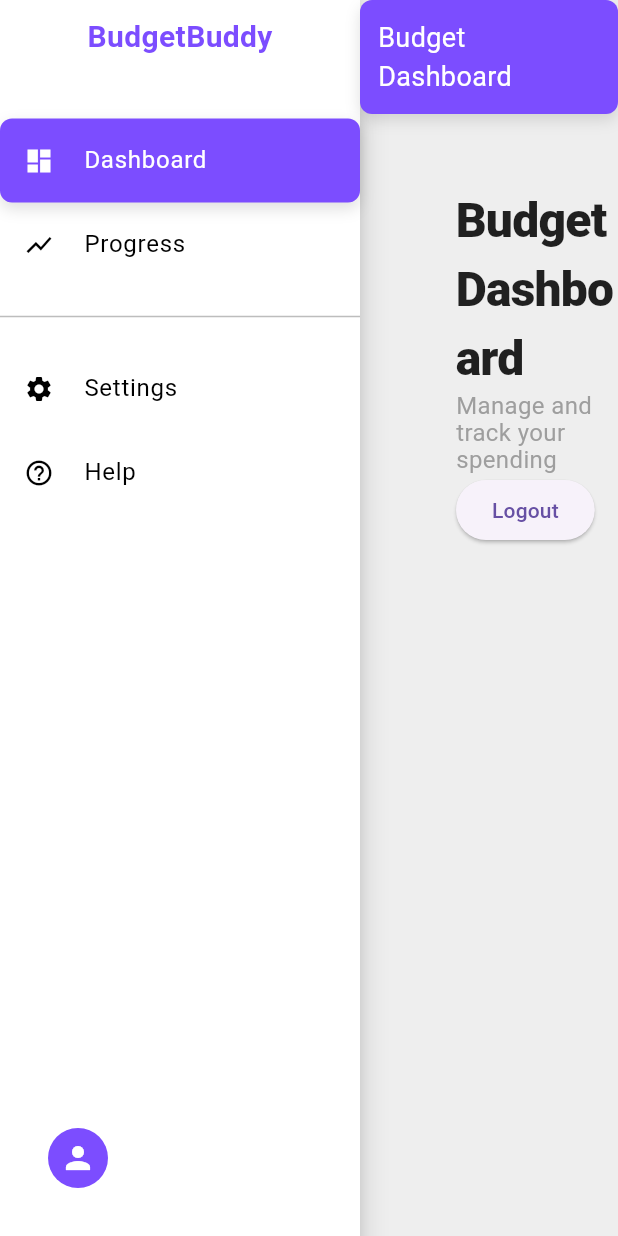
After one commit to QGarot/asd-budgetbuddy, a Flutter app: the HomeScreen screen opened by its route, on a phone screen of 412 x 824 dp. The commit adds this screen. Run offline on Flutter 3.47's test engine with Material 3 defaults, Android fonts, the phone set to English and light mode, and no system bars; our stand-ins replace cloud_firestore, firebase_auth, firebase_core, flutter_bloc; accounts and stored records are empty; statements that could not run were skipped.

Commit message:
Feature/dashboard navdrawer

```diff
--- a/lib/AppData/app_colors.dart
+++ b/lib/AppData/app_colors.dart
@@ -1,5 +1,6 @@
 import 'package:flutter/material.dart';
 
 class AppColors {
-  static const primaryColor = Colors.deepPurpleAccent;
+  static const Color primaryColor = Colors.deepPurpleAccent;
+  static Color primaryFaint = Colors.deepPurpleAccent.withAlpha(30);
 }
--- /dev/null
+++ b/lib/AppData/ui_constants.dart
@@ -0,0 +1,8 @@
+import 'package:flutter/material.dart';
+
+class UIConstants {
+  static const BorderRadius borderRadius = BorderRadius.all(Radius.circular(8));
+  static const List<BoxShadow> standardShadow = [
+    BoxShadow(color: Colors.black12, blurRadius: 8, offset: Offset(0, 4)),
+  ];
+}
--- /dev/null
+++ b/lib/Elements/sidebar.dart
@@ -0,0 +1,188 @@
+import 'package:budgetbuddy/AppData/app_colors.dart';
+import 'package:budgetbuddy/AppData/ui_constants.dart';
+import 'package:budgetbuddy/bloc/Data/data_bloc.dart';
+import 'package:budgetbuddy/bloc/Navigation/sidebar_cubit.dart';
+import 'package:flutter/material.dart';
+import 'package:flutter_bloc/flutter_bloc.dart';
+
+class Sidebar extends StatefulWidget {
+  const Sidebar({super.key});
+
+  @override
+  State<Sidebar> createState() => _SidebarState();
+}
+
+class _SidebarState extends State<Sidebar> {
+  bool _isUserHovered = false;
+
+  @override
+  Widget build(BuildContext context) {
+    final userData = context.watch<DataCubit>().state;
+
+    return Container(
+      width: 240,
+      color: Colors.white,
+      child: Column(
+        children: [
+          const SizedBox(height: 10),
+          Center(
+            child: InkWell(
+              onTap: () {
+                final cubit = context.read<SidebarCubit>();
+                final current = cubit.state;
+                cubit.selectPage(SidebarPage.dashboard);
+                if (current == SidebarPage.dashboard) {
+                  // Optional: trigger refresh logic  here
+                }
+              },
+              child: Text(
+                "BudgetBuddy",
+                style: TextStyle(
+                  fontWeight: FontWeight.bold,
+                  fontSize: 20,
+                  color: AppColors.primaryColor,
+                ),
+              ),
+            ),
+          ),
+          const SizedBox(height: 40),
+
+          const _SidebarItem(
+            icon: Icons.dashboard,
+            label: "Dashboard",
+            page: SidebarPage.dashboard,
+          ),
+          const _SidebarItem(
+            icon: Icons.show_chart,
+            label: "Progress",
+            page: SidebarPage.progress,
+          ),
+          const SizedBox(height: 12),
+          Divider(color: Colors.grey[400], thickness: 1),
+          const SizedBox(height: 12),
+          const _SidebarItem(
+            icon: Icons.settings,
+            label: "Settings",
+            page: SidebarPage.settings,
+          ),
+          const _SidebarItem(
+            icon: Icons.help_outline,
+            label: "Help",
+            page: SidebarPage.help,
+          ),
+
+          const Spacer(),
+
+          if (userData != null)
+            Padding(
+              padding: const EdgeInsets.all(16),
+              child: MouseRegion(
+                onEnter: (_) => setState(() => _isUserHovered = true),
+                onExit: (_) => setState(() => _isUserHovered = false),
+                child: Container(
+                  decoration: BoxDecoration(
+                    color:
+                        _isUserHovered
+                            ? AppColors.primaryFaint
+                            : Colors.transparent,
+                    borderRadius: UIConstants.borderRadius,
+                  ),
+                  padding: const EdgeInsets.all(16),
+                  child: Row(
+                    children: [
+                      const CircleAvatar(
+                        radius: 20,
+                        backgroundColor: AppColors.primaryColor,
+                        child: Icon(Icons.person, color: Colors.white),
+                      ),
+                      const SizedBox(width: 8),
+                      Expanded(
+                        child: Column(
+                          crossAxisAlignment: CrossAxisAlignment.start,
+                          children: [
+                            Text(
+                              userData.username,
+                              style: const TextStyle(
+                                fontWeight: FontWeight.bold,
+                              ),
+                              overflow: TextOverflow.ellipsis,
+                            ),
+                            Text(
+                              userData.email,
+                              style: TextStyle(
+                                fontSize: 12,
+                                color: Colors.grey[600],
+                              ),
+                              overflow: TextOverflow.ellipsis,
+                            ),
+                          ],
+                        ),
+                      ),
+                    ],
+                  ),
+                ),
+              ),
+            ),
+        ],
+      ),
+    );
+  }
+}
+
+class _SidebarItem extends StatefulWidget {
+  final IconData icon;
+  final String label;
+  final SidebarPage page;
+
+  const _SidebarItem({
+    required this.icon,
+    required this.label,
+    required this.page,
+  });
+
+  @override
+  State<_SidebarItem> createState() => _SidebarItemState();
+}
+
+class _SidebarItemState extends State<_SidebarItem> {
+  bool _isHovered = false;
+
+  @override
+  Widget build(BuildContext context) {
+    final current = context.watch<SidebarCubit>().state;
+    final isSelected = widget.page == current;
+
+    final bgColor =
+        isSelected
+            ? AppColors.primaryColor
+            : (_isHovered ? AppColors.primaryFaint : Colors.transparent);
+
+    final textColor = isSelected ? Colors.white : Colors.black;
+
+    return MouseRegion(
+      onEnter: (_) => setState(() => _isHovered = true),
+      onExit: (_) => setState(() => _isHovered = false),
+      child: Container(
+        decoration: BoxDecoration(
+          color: bgColor,
+          borderRadius: UIConstants.borderRadius,
+          boxShadow: isSelected ? UIConstants.standardShadow : null,
+        ),
+        child: ListTile(
+          leading: Icon(widget.icon, size: 20, color: textColor),
+          title: Text(widget.label, style: TextStyle(color: textColor)),
+          shape: RoundedRectangleBorder(borderRadius: UIConstants.borderRadius),
+          onTap: () {
+            final cubit = context.read<SidebarCubit>();
+            final current = cubit.state;
+            cubit.selectPage(widget.page);
+
+            if (current == widget.page) {
+              // Optional refresh logic
+            }
+          },
+        ),
+      ),
+    );
+  }
+}
--- a/lib/bloc/Auth/auth_bloc.dart
+++ b/lib/bloc/Auth/auth_bloc.dart
@@ -4,26 +4,32 @@ import 'package:firebase_auth/firebase_auth.dart';
 import 'package:flutter_bloc/flutter_bloc.dart';
 
 class AuthCubit extends Cubit<AuthUserData?> {
-  final FirebaseAuth _auth = FirebaseAuth.instance;
-  final FirebaseFirestore _firestore = FirebaseFirestore.instance;
+  final FirebaseAuth _auth;
+  final FirebaseFirestore _firestore;
   AuthUserData? _userAuth;
 
-  AuthCubit() : super(null) {
+  AuthCubit({FirebaseAuth? auth, FirebaseFirestore? firestore})
+      : _auth = auth ?? FirebaseAuth.instance,
+        _firestore = firestore ?? FirebaseFirestore.instance,
+        super(null) {
     _checkUser();
   }
 
   Future<void> _checkUser() async {
     final user = _auth.currentUser;
     if (user != null) {
-      _userAuth = AuthUserData(uid: user.uid, email: user.email);
-
-      emit(_userAuth);
+      await _updateUser(user);
     }
   }
 
-  void _updateUser(User? user) {
+  Future<void> _updateUser(User? user) async {
     if (user != null) {
-      _userAuth = AuthUserData(uid: user.uid, email: user.email);
+
+      _userAuth = AuthUserData(
+        uid: user.uid,
+        email: user.email,
+      );
+
       emit(_userAuth);
     }
   }
@@ -46,7 +52,7 @@ class AuthCubit extends Cubit<AuthUserData?> {
         });
       }
 
-      _updateUser(user);
+      await _updateUser(user);
     } catch (e) {
       print("Sign Up Error: $e");
     }
@@ -59,7 +65,7 @@ class AuthCubit extends Cubit<AuthUserData?> {
             email: userLoginInfo.email,
             password: userLoginInfo.password,
           );
-      _updateUser(userCredential.user);
+      await _updateUser(userCredential.user);
     } catch (e) {
       print("Login Error: $e");
     }
--- a/lib/bloc/Data/data_bloc.dart
+++ b/lib/bloc/Data/data_bloc.dart
@@ -6,15 +6,20 @@ import 'package:firebase_auth/firebase_auth.dart';
 import 'package:flutter_bloc/flutter_bloc.dart';
 
 class DataCubit extends Cubit<AllUserData?> {
-  final FirebaseAuth _auth = FirebaseAuth.instance;
-  final FirebaseFirestore _firestore = FirebaseFirestore.instance;
+  final FirebaseAuth _auth;
+  final FirebaseFirestore _firestore;
   AllUserData? _userData;
 
-  DataCubit() : super(null) {
-    if (_auth.currentUser != null) {
-      fetchFirebaseUserData();
-    }
+  DataCubit({FirebaseAuth? auth, FirebaseFirestore? firestore})
+    : _auth = auth ?? FirebaseAuth.instance,
+      _firestore = firestore ?? FirebaseFirestore.instance,
+      super(null) {
+  if (_auth.currentUser != null) {
+    fetchFirebaseUserData();
   }
+}
+
+  DataCubit.testable(this._auth, this._firestore) : super(null);
 
   Future<AllUserData?> fetchFirebaseUserData() async {
     try {
--- /dev/null
+++ b/lib/bloc/Navigation/sidebar_cubit.dart
@@ -0,0 +1,14 @@
+import 'package:flutter_bloc/flutter_bloc.dart';
+
+enum SidebarPage {
+  dashboard,
+  progress,
+  settings,
+  help,
+}
+
+class SidebarCubit extends Cubit<SidebarPage> {
+  SidebarCubit() : super(SidebarPage.dashboard);
+
+  void selectPage(SidebarPage page) => emit(page);
+}
--- a/lib/main.dart
+++ b/lib/main.dart
@@ -2,6 +2,7 @@ import 'package:budgetbuddy/app.dart';
 import 'package:budgetbuddy/bloc/Auth/auth_bloc.dart';
 import 'package:budgetbuddy/bloc/CounterScreen/counter_cubit.dart';
 import 'package:budgetbuddy/bloc/Data/data_bloc.dart';
+import 'package:budgetbuddy/bloc/Navigation/sidebar_cubit.dart';
 import 'package:budgetbuddy/bloc/TextScreen/text_cubit.dart';
 import 'package:budgetbuddy/firebase_options.dart';
 import 'package:firebase_core/firebase_core.dart';
@@ -19,6 +20,7 @@ void main() async {
         BlocProvider(create: (context) => TextCubit()),
         BlocProvider(create: (context) => AuthCubit()),
         BlocProvider(create: (context) => DataCubit()),
+        BlocProvider(create: (context) => SidebarCubit()),
       ],
       child: App(),
     ),
--- a/lib/pojos/user_auth.dart
+++ b/lib/pojos/user_auth.dart
@@ -1,7 +1,8 @@
 class AuthUserData {
   final String? uid;
   final String? email;
-  AuthUserData({this.uid, this.email});
+  final String? username;
+  AuthUserData({this.uid, this.email, this.username});
 }
 
 class UserRegistrationInfo {
--- /dev/null
+++ b/lib/screens/home_screen.dart
@@ -0,0 +1,79 @@
+import 'package:budgetbuddy/AppData/app_colors.dart';
+import 'package:budgetbuddy/AppData/ui_constants.dart';
+import 'package:budgetbuddy/bloc/Auth/auth_event.dart';
+import 'package:budgetbuddy/Elements/sidebar.dart';
+import 'package:flutter/material.dart';
+
+class HomeScreen extends StatelessWidget {
+  const HomeScreen({super.key});
+
+  @override
+  Widget build(BuildContext context) {
+    return Scaffold(
+      backgroundColor: Colors.grey[200],
+      body: Stack(
+        children: [
+          const Material(elevation: 8, child: Sidebar()),
+          Padding(
+            padding: const EdgeInsets.only(left: 240),
+            child: Column(
+              crossAxisAlignment: CrossAxisAlignment.stretch,
+              children: [
+                Container(
+                  decoration: BoxDecoration(
+                    color: AppColors.primaryColor,
+                    borderRadius: UIConstants.borderRadius,
+                    boxShadow: UIConstants.standardShadow,
+                  ),
+                  padding: const EdgeInsets.all(12),
+                  child: const Text(
+                    "Budget Dashboard",
+                    style: TextStyle(color: Colors.white, fontSize: 18),
+                  ),
+                ),
+
+                Padding(
+                  padding: const EdgeInsets.fromLTRB(64, 48, 0, 0),
+                  child: Column(
+                    crossAxisAlignment: CrossAxisAlignment.start,
+                    children: [
+                      Text(
+                        "Budget Dashboard",
+                        style: TextStyle(
+                          fontSize: 32,
+                          fontWeight: FontWeight.w900,
+                          color: Colors.black87,
+                          letterSpacing: -0.5,
+                        ),
+                      ),
+                      Text(
+                        "Manage and track your spending",
+                        style: TextStyle(
+                          fontSize: 16,
+                          color: Color(0xFF9E9E9E),
+                          fontWeight: FontWeight.w400,
+                          height: 1.1,
+                        ),
+                      ),
+                      // Place Additional widgets here
+                      ElevatedButton(
+                        onPressed: () {
+                          //Logout from firebase
+                          AuthEvent.signOut(context);
+                          Navigator.pushReplacementNamed(context, "/login");
+                        },
+                        child: Text("Logout"),
+                      ),
+                    ],
+                  ),
+                ),
+                const Expanded(child: SizedBox()),
+                // Logic for changing screens here
+              ],
+            ),
+          ),
+        ],
+      ),
+    );
+  }
+}
--- a/lib/screens/text_screen.dart
+++ b/lib/screens/text_screen.dart
@@ -1,8 +1,7 @@
-import 'package:budgetbuddy/bloc/TextScreen/text_cubit.dart';
+/*import 'package:budgetbuddy/bloc/TextScreen/text_cubit.dart';
 import 'package:budgetbuddy/pojos/text.dart';
 import 'package:flutter/material.dart';
 import 'package:flutter_bloc/flutter_bloc.dart';
-
 class MessageDisplay extends StatelessWidget {
   const MessageDisplay({super.key});
 
@@ -43,3 +42,4 @@ class TextScreen extends StatelessWidget {
     );
   }
 }
+*/
--- a/pubspec.yaml
+++ b/pubspec.yaml
@@ -43,6 +43,8 @@ dependencies:
 dev_dependencies:
   flutter_test:
     sdk: flutter
+  mockito: ^5.4.2
+  build_runner: ^2.4.6
 
   # The "flutter_lints" package below contains a set of recommended lints to
   # encourage good coding practices. The lint set provided by the package is
```
Also changed, not shown: lib/app.dart (+11 -9 lines), pubspec.lock, 7 other files.
